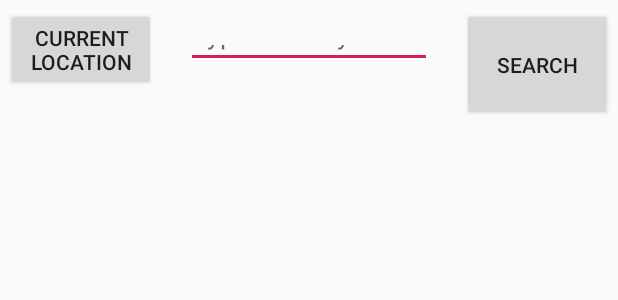
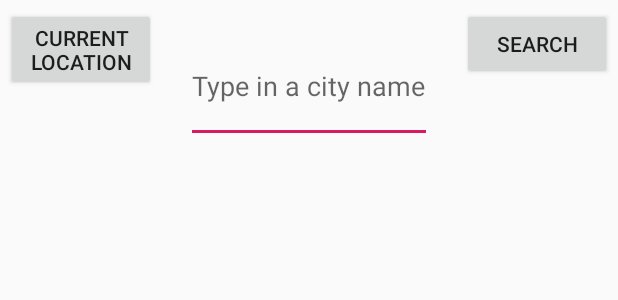
Before and after one commit to CrusadeTX/WeatherApp, an Android app: the layout activity_fivedayforecast.xml on its own in the app's theme, with its tools: preview values and no code run, on a phone screen of 412 x 824 dp. Shown: the top 300 px of the screen. Run offline under Robolectric (Android 15) with nearby library versions, the phone set to English and light mode, and no system bars.

Commit message:
Added Five Day Forecast and Current Weather Support, Created Database and added functionality for adding and retrieving queries. Added Search History activity which lists the information stored on the database

```diff
--- a/app/src/main/res/layout/activity_currentweather.xml
+++ b/app/src/main/res/layout/activity_currentweather.xml
@@ -14,7 +14,7 @@
             android:id="@+id/EditTextCWCityName"
             android:layout_marginTop="20dp"
             android:layout_width="wrap_content"
-            android:layout_height="25dp"
+            android:layout_height="75dp"
             android:text=""
             android:hint="Type in a city name"
             android:layout_centerHorizontal="true"
@@ -52,6 +52,8 @@
             android:layout_height="match_parent">
             <TextView
                 android:visibility="visible"
+                android:layout_marginLeft="50dp"
+                android:layout_marginRight="50dp"
                 android:layout_width="match_parent"
                 android:layout_height="wrap_content"
                 android:id="@+id/TextViewCWWeatherData"/>
--- a/app/src/main/res/layout/activity_fivedayforecast.xml
+++ b/app/src/main/res/layout/activity_fivedayforecast.xml
@@ -6,15 +6,15 @@
     android:layout_height="match_parent"
     tools:context=".fivedayforecast">
     <RelativeLayout
-        android:id="@+id/SearchBarLayout"
+        android:id="@+id/SearchBarFDLayout"
         android:layout_width="match_parent"
         android:layout_height="wrap_content">
 
         <EditText
-            android:id="@+id/EditTextCityName"
+            android:id="@+id/EditTextFDCityName"
             android:layout_marginTop="20dp"
             android:layout_width="wrap_content"
-            android:layout_height="25dp"
+            android:layout_height="75dp"
             android:text=""
             android:hint="Type in a city name"
             android:layout_centerHorizontal="true"
@@ -22,34 +22,41 @@
 
             />
         <Button
-            android:id="@+id/btnSearch"
+            android:id="@+id/BtnFDSearch"
             android:layout_marginTop="5dp"
-            android:layout_toRightOf="@id/EditTextCityName"
+            android:layout_toRightOf="@id/EditTextFDCityName"
             android:layout_marginLeft="20dp"
             android:layout_marginBottom="10dp"
             android:layout_centerHorizontal="true"
             android:layout_width="100dp"
-            android:layout_height="75dp"
+            android:layout_height="wrap_content"
             android:text="Search"/>
         <Button
-            android:id="@+id/btnGps"
             android:layout_marginTop="5dp"
-            android:layout_toLeftOf="@id/EditTextCityName"
+            android:layout_toLeftOf="@id/EditTextFDCityName"
             android:layout_marginRight="20dp"
             android:layout_marginBottom="10dp"
             android:layout_centerHorizontal="true"
             android:layout_width="100dp"
             android:layout_height="wrap_content"
-            android:text="Current Location"/>
+            android:text="Current Location"
+            android:id="@+id/BtnFDGps"/>
     </RelativeLayout>
     <RelativeLayout
-        android:visibility="invisible"
-        android:layout_below="@id/SearchBarLayout"
+        android:id="@+id/LayoutFDWeatherData"
+        android:layout_below="@id/SearchBarFDLayout"
         android:layout_width="match_parent"
         android:layout_height="match_parent">
         <ScrollView
             android:layout_width="match_parent"
             android:layout_height="match_parent">
+            <TextView
+                android:visibility="visible"
+                android:layout_marginLeft="50dp"
+                android:layout_marginRight="50dp"
+                android:layout_width="match_parent"
+                android:layout_height="wrap_content"
+                android:id="@+id/TextViewFDWeatherData"/>
 
         </ScrollView>
 
```
Also changed, not shown: app/src/main/AndroidManifest.xml (+6 -4 lines), app/src/main/java/com/example/weatherapp/ApiDataAccess.java (+7 -5 lines), app/src/main/java/com/example/weatherapp/DataBaseDataAccess.java (added, +114 -0 lines), app/src/main/java/com/example/weatherapp/MainActivity.java (+12 -0 lines), app/src/main/java/com/example/weatherapp/SearchHistory.java (added, +83 -0 lines), app/src/main/java/com/example/weatherapp/currentweather.java (+17 -8 lines), app/src/main/java/com/example/weatherapp/fivedayforecast.java (+92 -7 lines), app/src/main/res/layout/activity_main.xml (+8 -0 lines), app/src/main/res/layout/activity_search_history.xml (added, +16 -0 lines).
